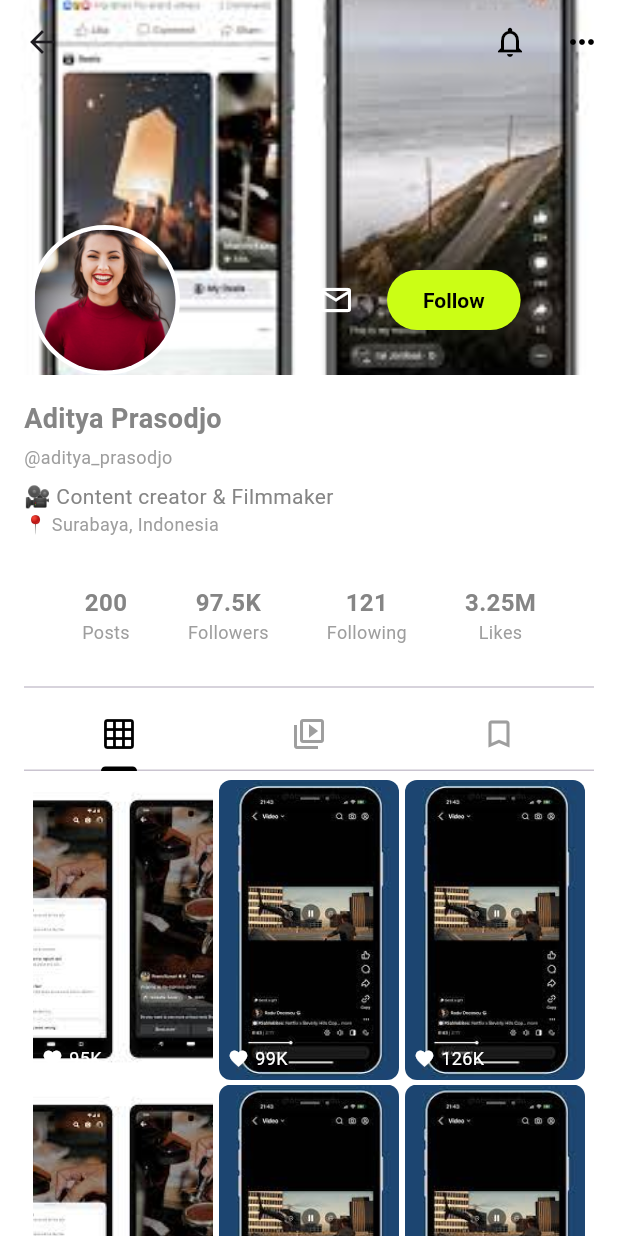
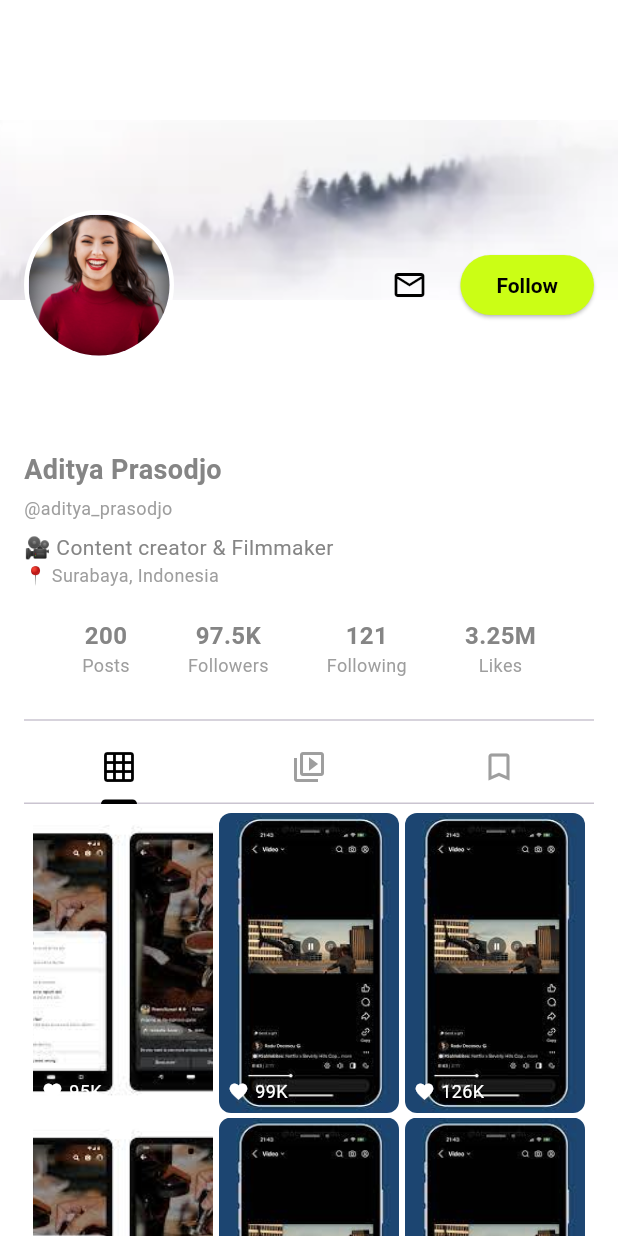
Before and after one commit to mujtabaAbid/sportzstar, a Flutter app: the UserProfileScreen screen opened by its route, on a phone screen of 412 x 824 dp. Run offline on Flutter 3.47's test engine with Material 3 defaults, Android fonts, the phone set to English and light mode, and no system bars; our stand-ins replace form_validator, shared_preferences, stylish_bottom_bar; accounts and stored records are empty; network calls fail; Roboto replaces fonts that are missing (Poppins).

Commit message:
r76ft6y6uhik

```diff
--- /dev/null
+++ b/lib/chats/chat_list_screen.dart
@@ -0,0 +1,26 @@
+
+import 'package:flutter/material.dart';
+
+class ChatListScreen extends StatefulWidget {
+  const ChatListScreen({super.key});
+
+  @override
+  State<ChatListScreen> createState() => _ChatListScreenState();
+}
+
+class _ChatListScreenState extends State<ChatListScreen> {
+  @override
+  Widget build(BuildContext context) {
+    return Scaffold(
+      appBar: AppBar(
+        title: const Text('Chat List'),
+        automaticallyImplyLeading: false,
+      ),
+      body: Center(
+        child: Text(
+          'Chat List Screen',
+        ),
+      ),
+      );
+  }
+}
--- a/lib/routing/router.dart
+++ b/lib/routing/router.dart
@@ -1,4 +1,5 @@
 import 'package:flutter/material.dart';
+import 'package:sportzstar/chats/chat_list_screen.dart';
 import 'package:sportzstar/screens/bottom_navigation_bar.dart';
 import 'package:sportzstar/started_screen.dart';
 import '../screens/orderScreens/order_confirmation_screen.dart';
@@ -122,6 +123,8 @@ Route<dynamic> generateRoute(RouteSettings settings) {
       return MaterialPageRoute(builder: (_) => const SettingsScreen());
     case startedScreenRoute:
       return MaterialPageRoute(builder: (_) => const StartedScreen());
+    case chatListScreenRoute:
+      return MaterialPageRoute(builder: (_) => const ChatListScreen());
     // case confirmEmailScreenRoute:
     //   return MaterialPageRoute(
     //       builder: (_) => const ConfirmEmailScreen(),
--- a/lib/routing/routing_constrants.dart
+++ b/lib/routing/routing_constrants.dart
@@ -59,3 +59,6 @@ const String profileDetailsScreenRoute = '/profile-details-screen';
 const String notificationSettingsScreenRoute = '/notification-settings-screen';
 
 const String startedScreenRoute = '/started-screen';
+
+//chats screen
+const String chatListScreenRoute = '/chat-list-screen';
--- a/lib/screens/bottom_navigation_bar.dart
+++ b/lib/screens/bottom_navigation_bar.dart
@@ -1,6 +1,7 @@
 
 
 import 'package:flutter/material.dart';
+import 'package:sportzstar/chats/chat_list_screen.dart';
 import 'package:sportzstar/config/palette.dart';
 import 'package:sportzstar/screens/home_screen.dart';
 import 'userScreens/user_profile_screen.dart';
@@ -21,7 +22,7 @@ class _BottomNavigationBarScreenState extends State<BottomNavigationBarScreen> {
     // Center(child: Text('Home')),
     Center(child: Text('Star')),
     Center(child: Text('wow')),
-    Center(child: Text('Style')),
+    ChatListScreen(),
     UserProfileScreen()
     // Center(child: Text('Profile')),
   ];
--- a/lib/screens/userScreens/user_profile_screen.dart
+++ b/lib/screens/userScreens/user_profile_screen.dart
@@ -15,31 +15,40 @@ class _UserProfileScreenState extends State<UserProfileScreen> {
     return Scaffold(
       backgroundColor: Colors.white,
       body: CustomScrollView(
+
         slivers: [
           SliverAppBar(
+            automaticallyImplyLeading: false,
             pinned: true,
-            expandedHeight: 250,
+            expandedHeight: 200,
             backgroundColor: Colors.white,
             flexibleSpace: FlexibleSpaceBar(
               background: Stack(
-                alignment: Alignment.bottomCenter,
+                clipBehavior: Clip.none,
                 children: [
-                  // Background Cover Image
                   Container(
-                    height: 250,
+                    margin: const EdgeInsets.only(top: 80),
+                    height: 180,
                     width: double.infinity,
                     decoration: const BoxDecoration(
                       image: DecorationImage(
-                        image: AssetImage('assets/profile/oneImage.jpeg'),
+                        image: AssetImage('assets/profile/cover.png'),
                         fit: BoxFit.cover,
                       ),
                     ),
                   ),
-                  // Profile Picture
-                  Positioned(
-                    bottom: 0,
-                    left: 20, // push to the left
-                    child: Row(
+                ],
+              ),
+            ),
+            bottom: PreferredSize(
+              preferredSize: const Size.fromHeight(80),
+              child: Transform.translate(
+                offset: const Offset(0, 40), // pushes down half image
+                child: Padding(
+                  padding: const EdgeInsets.symmetric(horizontal: 16.0),
+                  child: Column(
+                    children: [
+                      Row(
                         children: [
                           CircleAvatar(
                             radius: 50,
@@ -51,9 +60,16 @@ class _UserProfileScreenState extends State<UserProfileScreen> {
                               ),
                             ),
                           ),
-                        SizedBox(width: 80), // space between avatar and buttons
+                          const SizedBox(width: 20),
+                          Expanded(
+                            child: Row(
+                              mainAxisAlignment: MainAxisAlignment.end,
+                              children: [
                                 IconButton(
-                          icon: const Icon(Icons.email_outlined, color: Colors.white,),
+                                  icon: const Icon(
+                                    Icons.email_outlined,
+                                    color: Colors.black,
+                                  ),
                                   onPressed: () {},
                                 ),
                                 const SizedBox(width: 10),
@@ -79,29 +95,33 @@ class _UserProfileScreenState extends State<UserProfileScreen> {
                           ),
                         ],
                       ),
+                    ],
                   ),
-            actions: [
-              IconButton(
-                icon: const Icon(Icons.notifications_none, color: Colors.black),
-                onPressed: () {},
                 ),
-              IconButton(
-                icon: const Icon(Icons.more_horiz, color: Colors.black),
-                onPressed: () {},
               ),
-            ],
+            ),
           ),
           SliverToBoxAdapter(
             child: Padding(
-              padding: const EdgeInsets.all(16.0),
-              child: Column(
+              padding: const EdgeInsets.only(
+                left: 16.0,
+                right: 16.0,
+              ), // adjust top spacing
+
+              child: Stack(
+                children: [
+                  Column(
                     mainAxisAlignment: MainAxisAlignment.start,
                     crossAxisAlignment: CrossAxisAlignment.start,
                     children: [
-
+                      const SizedBox(height: 100), // Adjust height as needed
+                      // Rest of your profile content
                       const Text(
                         'Aditya Prasodjo',
-                    style: TextStyle(fontWeight: FontWeight.bold, fontSize: 18),
+                        style: TextStyle(
+                          fontWeight: FontWeight.bold,
+                          fontSize: 18,
+                        ),
                       ),
                       const SizedBox(height: 4),
                       const Text(
@@ -117,11 +137,8 @@ class _UserProfileScreenState extends State<UserProfileScreen> {
                         '📍 Surabaya, Indonesia',
                         style: TextStyle(color: Colors.grey),
                       ),
-                  const SizedBox(height: 12),
 
                       // Buttons Row
-
-
                       const SizedBox(height: 20),
 
                       // Stats
@@ -149,7 +166,9 @@ class _UserProfileScreenState extends State<UserProfileScreen> {
                               indicatorColor: Colors.black,
                               tabs: [
                                 Tab(icon: Icon(Icons.grid_on)),
-                            Tab(icon: Icon(Icons.video_collection_outlined)),
+                                Tab(
+                                  icon: Icon(Icons.video_collection_outlined),
+                                ),
                                 Tab(icon: Icon(Icons.bookmark_border)),
                               ],
                             ),
@@ -167,39 +186,48 @@ class _UserProfileScreenState extends State<UserProfileScreen> {
                                       childAspectRatio: 0.6,
                                       children: const [
                                         _PostTile(
-                                      imgPath: 'assets/profile/twoImage.jpeg',
+                                          imgPath:
+                                              'assets/profile/twoImage.jpeg',
                                           likes: '95K',
                                         ),
                                         _PostTile(
-                                      imgPath: 'assets/profile/threeImage.jpeg',
+                                          imgPath:
+                                              'assets/profile/threeImage.jpeg',
                                           likes: '99K',
                                         ),
                                         _PostTile(
-                                      imgPath: 'assets/profile/fourImage.jpeg',
+                                          imgPath:
+                                              'assets/profile/fourImage.jpeg',
                                           likes: '126K',
                                         ),
                                         _PostTile(
-                                      imgPath: 'assets/profile/twoImage.jpeg',
+                                          imgPath:
+                                              'assets/profile/twoImage.jpeg',
                                           likes: '95K',
                                         ),
                                         _PostTile(
-                                      imgPath: 'assets/profile/threeImage.jpeg',
+                                          imgPath:
+                                              'assets/profile/threeImage.jpeg',
                                           likes: '99K',
                                         ),
                                         _PostTile(
-                                      imgPath: 'assets/profile/fourImage.jpeg',
+                                          imgPath:
+                                              'assets/profile/fourImage.jpeg',
                                           likes: '126K',
                                         ),
                                         _PostTile(
-                                      imgPath: 'assets/profile/twoImage.jpeg',
+                                          imgPath:
+                                              'assets/profile/twoImage.jpeg',
                                           likes: '95K',
                                         ),
                                         _PostTile(
-                                      imgPath: 'assets/profile/threeImage.jpeg',
+                                          imgPath:
+                                              'assets/profile/threeImage.jpeg',
                                           likes: '99K',
                                         ),
                                         _PostTile(
-                                      imgPath: 'assets/profile/fourImage.jpeg',
+                                          imgPath:
+                                              'assets/profile/fourImage.jpeg',
                                           likes: '126K',
                                         ),
 
@@ -214,6 +242,8 @@ class _UserProfileScreenState extends State<UserProfileScreen> {
                             ),
                           ],
                         ),
+                      ),
+                    ],
                   ),
                 ],
               ),
@@ -258,7 +288,7 @@ class _PostTile extends StatelessWidget {
         Container(
           decoration: BoxDecoration(
             image: DecorationImage(
-              image: AssetImage(imgPath,),
+              image: AssetImage(imgPath),
               fit: BoxFit.cover,
             ),
             borderRadius: BorderRadius.circular(8),
```
Also changed, not shown: assets/profile/cover.png (added). Lines whose indentation alone changed are shown as unchanged.
